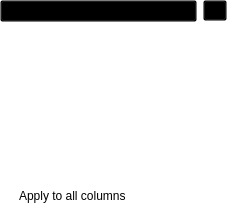
This is widgets/range.ui in Elv13/sigrok_frontend as Qt 5 draws it before an edit. The edited form follows.
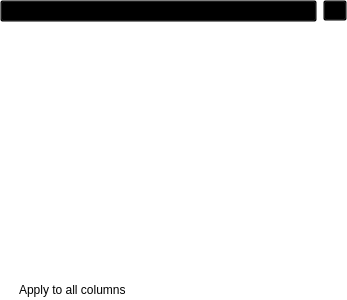
This is the edited form. Icons and pictures are not drawn.

The edit to the form file:
```diff
--- a/widgets/range.ui
+++ b/widgets/range.ui
@@ -6,8 +6,8 @@
    <rect>
     <x>0</x>
     <y>0</y>
-    <width>227</width>
-    <height>206</height>
+    <width>347</width>
+    <height>300</height>
    </rect>
   </property>
   <property name="windowTitle">
@@ -16,19 +16,39 @@
   <property name="styleSheet">
    <string notr="true">background-color:transparent;</string>
   </property>
+  <layout class="QVBoxLayout" name="verticalLayout_2">
+   <property name="leftMargin">
+    <number>0</number>
+   </property>
+   <property name="topMargin">
+    <number>0</number>
+   </property>
+   <property name="rightMargin">
+    <number>0</number>
+   </property>
+   <property name="bottomMargin">
+    <number>0</number>
+   </property>
+   <item>
+    <widget class="QWidget" name="m_pMainWidget" native="true">
+     <layout class="QVBoxLayout" name="verticalLayout">
+      <property name="leftMargin">
+       <number>0</number>
+      </property>
+      <property name="topMargin">
+       <number>0</number>
+      </property>
+      <property name="rightMargin">
+       <number>0</number>
+      </property>
+      <property name="bottomMargin">
+       <number>0</number>
+      </property>
+      <item>
   <layout class="QGridLayout" name="gridLayout">
-   <property name="leftMargin">
-    <number>0</number>
-   </property>
-   <property name="topMargin">
-    <number>0</number>
-   </property>
-   <property name="rightMargin">
-    <number>0</number>
-   </property>
-   <property name="bottomMargin">
-    <number>0</number>
-   </property>
+        <item row="0" column="0">
+         <widget class="QComboBox" name="comboBox"/>
+        </item>
    <item row="1" column="0" colspan="2">
     <widget class="QTreeView" name="treeView">
      <property name="styleSheet">
@@ -36,6 +56,9 @@
    border: 0px;
 }</string>
      </property>
+          <property name="selectionBehavior">
+           <enum>QAbstractItemView::SelectItems</enum>
+          </property>
      <attribute name="headerDefaultSectionSize">
       <number>40</number>
      </attribute>
@@ -44,8 +67,12 @@
      </attribute>
     </widget>
    </item>
-   <item row="0" column="0">
-    <widget class="QComboBox" name="comboBox"/>
+        <item row="2" column="0">
+         <widget class="QCheckBox" name="checkBox">
+          <property name="text">
+           <string>Apply to all columns</string>
+          </property>
+         </widget>
    </item>
    <item row="0" column="1">
     <widget class="QToolButton" name="toolButton">
@@ -58,11 +85,9 @@
      </property>
     </widget>
    </item>
-   <item row="2" column="0">
-    <widget class="QCheckBox" name="checkBox">
-     <property name="text">
-      <string>Apply to all columns</string>
-     </property>
+       </layout>
+      </item>
+     </layout>
     </widget>
    </item>
   </layout>
```
Lines whose indentation alone changed are shown as unchanged.
